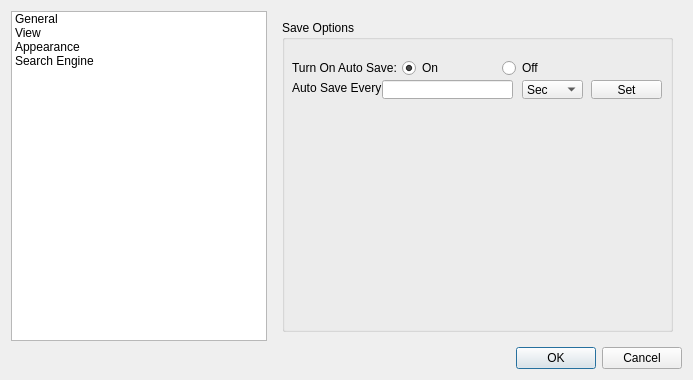
This is preferencesdialog.ui in Yovsky/Edito as Qt 5 draws it before an edit. The edited form follows.
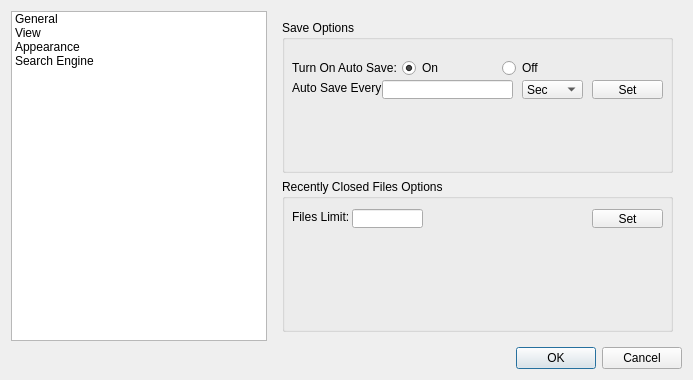
This is the edited form. Icons and pictures are not drawn.

Commit message: Added Last closed files list limit

What changed in the file:
```diff
--- a/preferencesdialog.ui
+++ b/preferencesdialog.ui
@@ -52,6 +52,49 @@
      </property>
      <widget class="QWidget" name="General">
       <layout class="QGridLayout" name="gridLayout_4">
+       <item row="1" column="1">
+        <widget class="QGroupBox" name="groupBox_4">
+         <property name="title">
+          <string>Recently Closed Files Options</string>
+         </property>
+         <widget class="QLabel" name="label_5">
+          <property name="geometry">
+           <rect>
+            <x>10</x>
+            <y>30</y>
+            <width>61</width>
+            <height>16</height>
+           </rect>
+          </property>
+          <property name="text">
+           <string>Files Limit:</string>
+          </property>
+         </widget>
+         <widget class="QLineEdit" name="RCFBox">
+          <property name="geometry">
+           <rect>
+            <x>70</x>
+            <y>30</y>
+            <width>71</width>
+            <height>19</height>
+           </rect>
+          </property>
+         </widget>
+         <widget class="QPushButton" name="SetRCF">
+          <property name="geometry">
+           <rect>
+            <x>310</x>
+            <y>30</y>
+            <width>71</width>
+            <height>19</height>
+           </rect>
+          </property>
+          <property name="text">
+           <string>Set</string>
+          </property>
+         </widget>
+        </widget>
+       </item>
        <item row="0" column="1">
         <widget class="QGroupBox" name="SaveOptions">
          <property name="title">
@@ -150,7 +193,7 @@
          <widget class="QPushButton" name="SetSave">
           <property name="geometry">
            <rect>
-            <x>309</x>
+            <x>310</x>
             <y>60</y>
             <width>71</width>
             <height>19</height>
```
Left out of the diff: 54 changed lines with no effect on the pictures. The commit also changes 3 other files.
